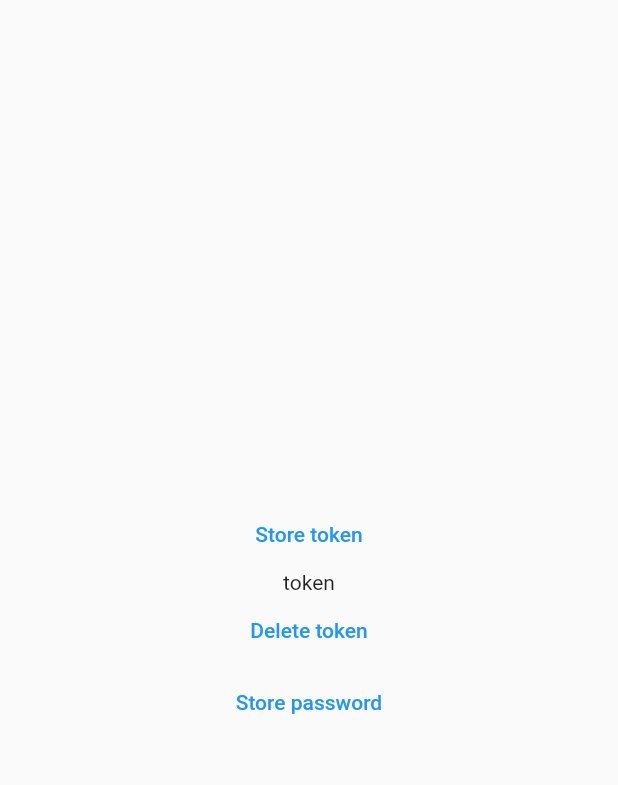
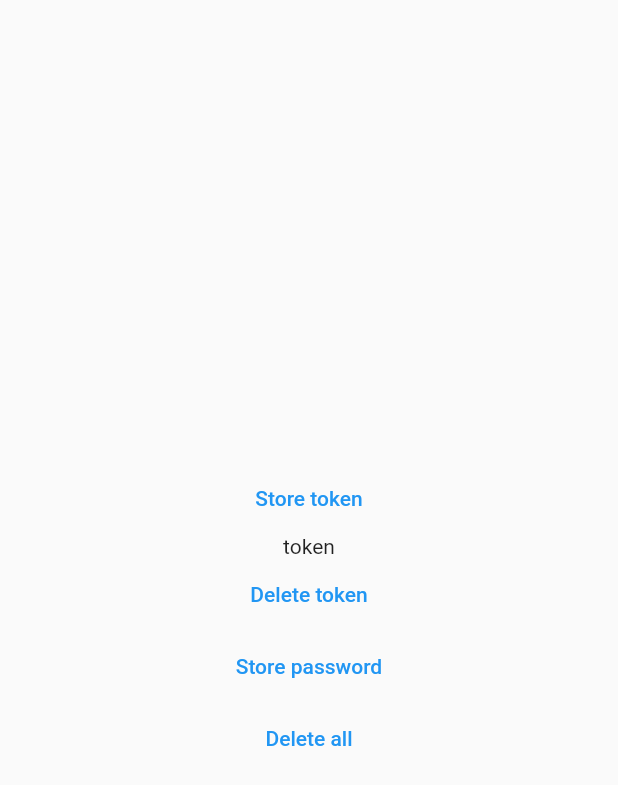
Before and after one commit to DMesek/generic_notifier, a Flutter app: the LocalStorageExamplePage screen opened by its route, on a phone screen of 412 x 824 dp. Shown: the top 785 px of the screen. Run offline on Flutter 3.47's test engine with Material 2 defaults, Android fonts, the phone set to English and light mode, and no system bars; our stand-ins replace beamer, connectivity_plus, dartz, equatable, file_picker, flutter_riverpod and 4 more; accounts and stored records are empty.

Commit message:
Deletre all example

```diff
--- a/lib/example/presentation/pages/local_storage_example_page.dart
+++ b/lib/example/presentation/pages/local_storage_example_page.dart
@@ -93,6 +93,13 @@ class _LocalStorageExamplePageState
                 return const SizedBox();
               },
             ),
+            TextButton(
+              onPressed: () =>
+                  ref.read(localStorageProvider).deleteAll().then((value) {
+                setState(() {});
+              }),
+              child: const Text('Delete all'),
+            ),
           ],
         ),
       ),
```
